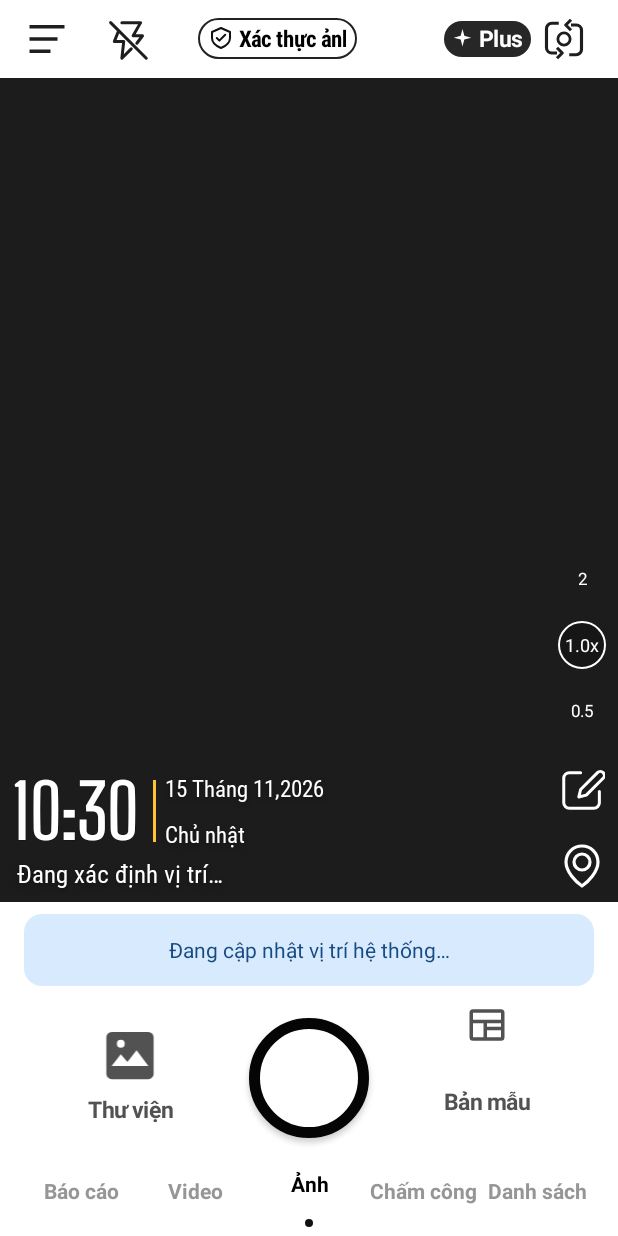
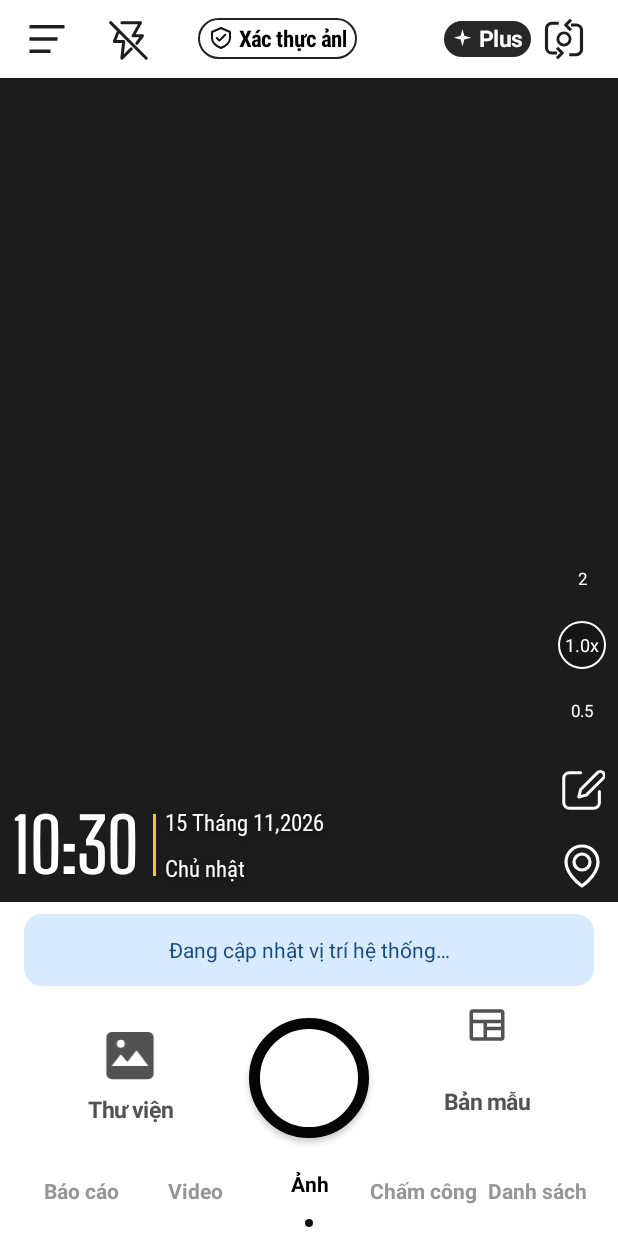
Before and after one commit to TaiThanDen/PG-kit, an Android app: the screen it shows after launch (MainActivity), on a phone screen of 412 x 824 dp. Run offline under Robolectric (Android 15) with nearby library versions, the phone set to English and light mode, and no system bars; libraries missing offline, so code that uses them is left out: androidx.camera.view; 11 statements that could not run were skipped.

Commit message:
Match missing-address watermark layout without GPS fallback text

```diff
--- a/app/src/main/java/com/pgkit/timemarkcamera/CameraEngine.java
+++ b/app/src/main/java/com/pgkit/timemarkcamera/CameraEngine.java
@@ -187,7 +187,7 @@ final class CameraEngine {
         }
         final Date requestedTime = new Date();
         final String requestedAddress = address == null || address.trim().isEmpty()
-                ? "Chưa xác định vị trí" : address.trim();
+                ? "" : address.trim();
         final int requestedRotation = sensorRotation;
         capture.setTargetRotation(requestedRotation);
         try {
--- a/app/src/main/java/com/pgkit/timemarkcamera/LocationController.java
+++ b/app/src/main/java/com/pgkit/timemarkcamera/LocationController.java
@@ -82,7 +82,8 @@ final class LocationController implements LocationListener {
         callback.onLocationFix(new Location(location));
         String coordinates = String.format(Locale.US, "%.6f, %.6f",
                 location.getLatitude(), location.getLongitude());
-        callback.onAddressChanged(coordinates);
+        // GPS coordinates belong to the coordinate field, not the postal-address field.
+        // Keep any previously resolved address while a new reverse-geocoding request runs.
         callback.onLocationStatus("Vị trí hệ thống: " + coordinates);
 
         Geocoder geocoder = new Geocoder(activity, new Locale("vi", "VN"));
@@ -101,7 +102,7 @@ final class LocationController implements LocationListener {
                         applyAddress(addresses.get(0));
                     }
                 } catch (Exception ignored) {
-                    // Coordinates remain available when reverse geocoding fails.
+                    // onLocationFix already supplied coordinates to the coordinate field.
                 }
             }, "reverse-geocoder").start();
         }
--- a/app/src/main/java/com/pgkit/timemarkcamera/TimeLocationWatermark.java
+++ b/app/src/main/java/com/pgkit/timemarkcamera/TimeLocationWatermark.java
@@ -165,7 +165,8 @@ final class TimeLocationWatermark {
         }
 
         void draw(Canvas canvas, int height, int foreground, int accent, boolean showLocation) {
-            int top = height - margin - headerHeight - (showLocation ? location.getHeight() : 0);
+            boolean locationVisible = showLocation && !address.trim().isEmpty();
+            int top = height - margin - headerHeight - (locationVisible ? location.getHeight() : 0);
             TextPaint clockPaint = clock.getPaint();
             clockPaint.setStyle(Paint.Style.STROKE);
             clockPaint.setStrokeWidth(dp(.5f, density));
@@ -185,7 +186,7 @@ final class TimeLocationWatermark {
             drawLayout(canvas, dateLine, detailX, top + detailInset);
             drawLayout(canvas, weekdayLine, detailX,
                     top + headerHeight - detailInset - weekdayLine.getHeight());
-            if (showLocation) drawLayout(canvas, location, margin + locationInset, top + headerHeight);
+            if (locationVisible) drawLayout(canvas, location, margin + locationInset, top + headerHeight);
         }
     }
 }
--- a/app/src/main/java/com/pgkit/timemarkcamera/WatermarkOverlayView.java
+++ b/app/src/main/java/com/pgkit/timemarkcamera/WatermarkOverlayView.java
@@ -12,7 +12,7 @@ import java.util.function.Supplier;
 import java.util.function.IntSupplier;
 
 public final class WatermarkOverlayView extends View {
-    static final String DEFAULT_ADDRESS = "Đang xác định vị trí…";
+    static final String DEFAULT_ADDRESS = "";
 
     private String address = DEFAULT_ADDRESS;
     private int cameraRotation = Surface.ROTATION_0;
```
Also changed, not shown: app/src/debug/java/com/pgkit/timemarkcamera/SavedWatermarkInstrumentation.java (+23 -0 lines), 1 other file.
